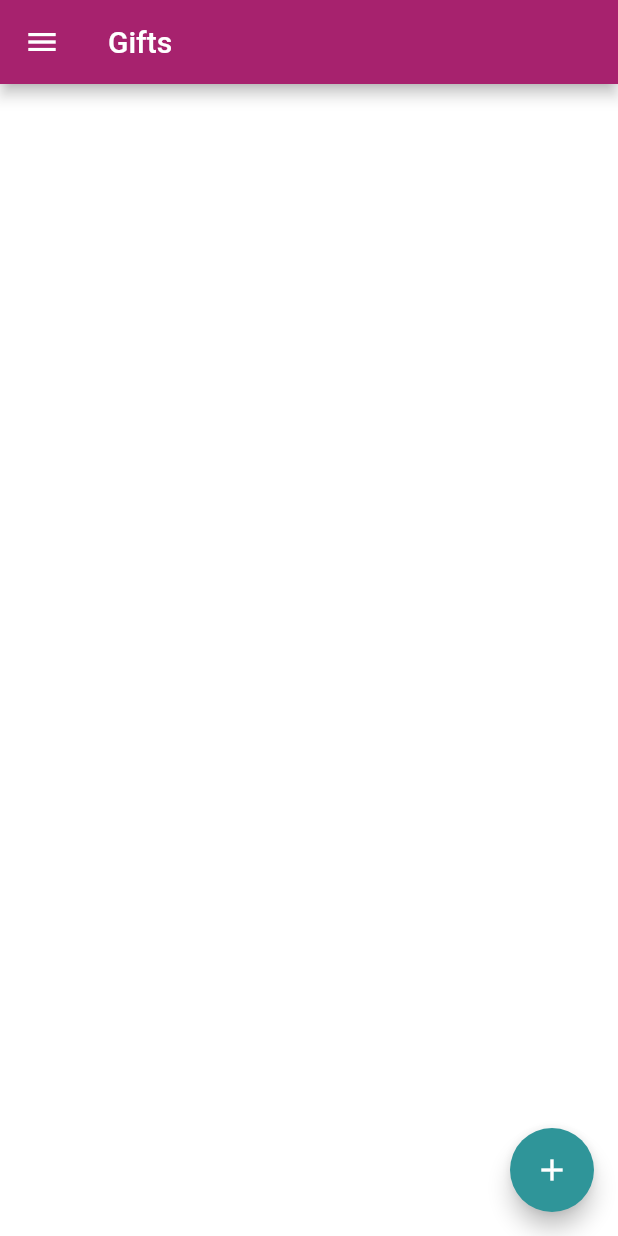
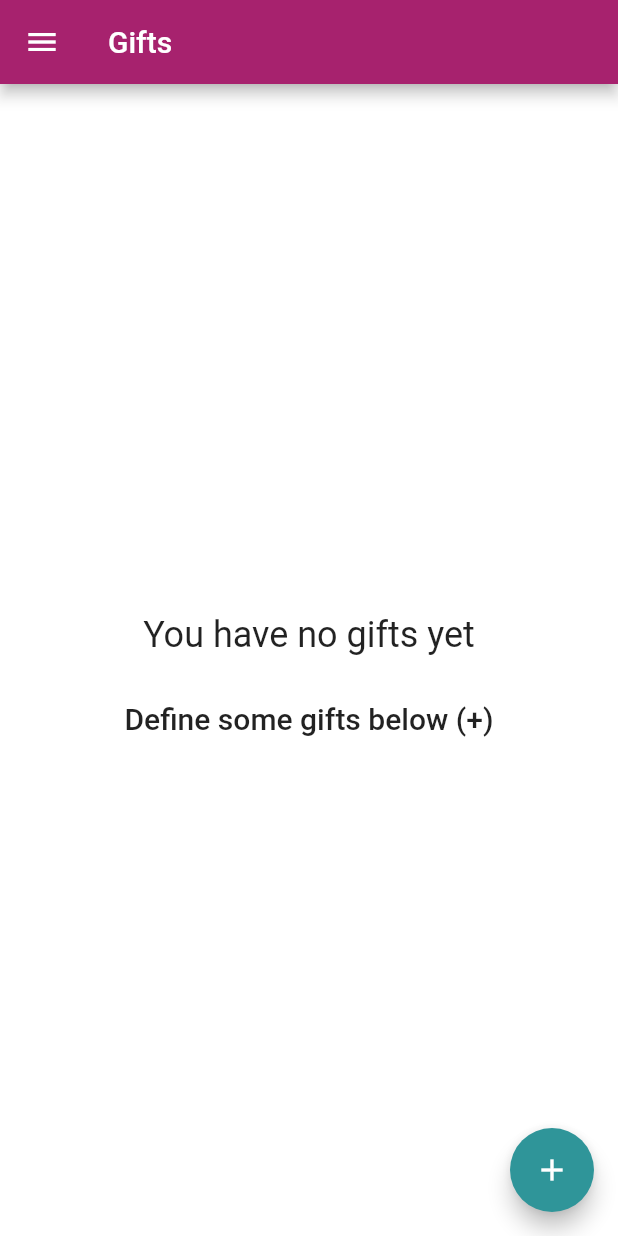
Before and after one commit to AnnaChrzaszcz/cleanMates, a Flutter app: the GiftsScreen screen opened by its route, on a phone screen of 412 x 824 dp. Run offline on Flutter 3.47's test engine with Material 2 defaults, Android fonts, the phone set to English and light mode, and no system bars; our stand-ins replace cloud_firestore, firebase_auth, firebase_core, firebase_storage, image_picker, rive and 1 more; missing offline and left inert: firebase_ui_auth; accounts and stored records are empty.

Commit message:
no activites/gifts screen

```diff
--- a/lib/screens/gifts_screen.dart
+++ b/lib/screens/gifts_screen.dart
@@ -72,8 +72,33 @@ class GiftsScreen extends StatelessWidget {
                 child: CircularProgressIndicator(),
               )
             : Consumer<GiftsProvider>(
-                builder: ((ctx, giftsData, _) => Container(
-                      margin: EdgeInsets.symmetric(vertical: 10, horizontal: 8),
+                builder: ((ctx, giftsData, _) => giftsData.gifts.isEmpty
+                    ? Container(
+                        padding: EdgeInsets.all(8.0),
+                        width: double.infinity,
+                        child: Column(
+                          mainAxisAlignment: MainAxisAlignment.center,
+                          children: [
+                            SizedBox(
+                              height: 20,
+                            ),
+                            Text(
+                              'You have no gifts yet',
+                              style: Theme.of(context).textTheme.headline5,
+                            ),
+                            SizedBox(
+                              height: 30,
+                            ),
+                            Text(
+                              'Define some gifts below (+)',
+                              style: Theme.of(context).textTheme.headline6,
+                            ),
+                          ],
+                        ),
+                      )
+                    : Container(
+                        margin:
+                            EdgeInsets.symmetric(vertical: 10, horizontal: 8),
                         child: ListView.builder(
                           itemCount: giftsData.gifts.length,
                           itemBuilder: ((context, index) => Column(
@@ -88,14 +113,15 @@ class GiftsScreen extends StatelessWidget {
                                             Navigator.of(context).pushNamed(
                                                 EditGiftScreen.routeName,
                                                 arguments: {
-                                                'id': giftsData.gifts[index].id,
+                                                  'id':
+                                                      giftsData.gifts[index].id,
                                                 });
                                           },
                                         ),
                                         IconButton(
                                           icon: Icon(Icons.delete),
-                                        onPressed: () => _deleteGift(
-                                            context, giftsData.gifts[index].id),
+                                          onPressed: () => _deleteGift(context,
+                                              giftsData.gifts[index].id),
                                         ),
                                       ],
                                     ),
```
Also changed, not shown: lib/screens/activities_screen.dart (+28 -2 lines). Lines whose indentation alone changed are shown as unchanged.
